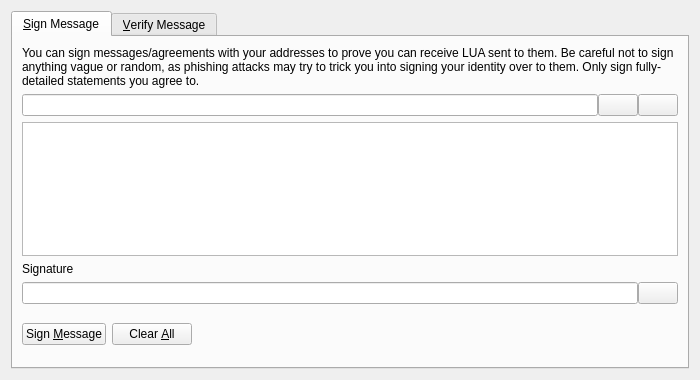
Qt form src/qt/forms/signverifymessagedialog.ui (minblock/luascoin) before a commit.
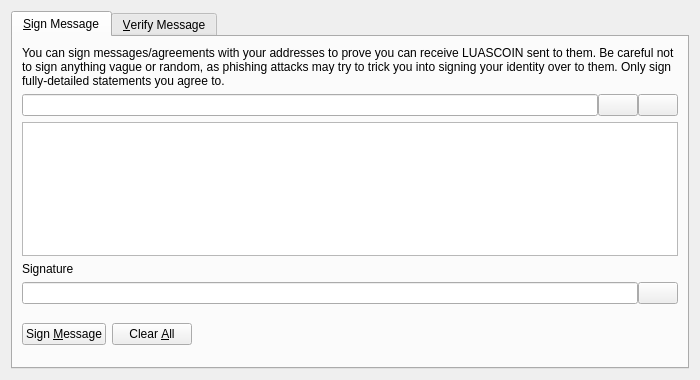
The same form after that commit. Custom widgets are drawn as their Qt base class.

What changed in the file:
```diff
--- a/src/qt/forms/signverifymessagedialog.ui
+++ b/src/qt/forms/signverifymessagedialog.ui
@@ -30,7 +30,7 @@
        <item>
         <widget class="QLabel" name="infoLabel_SM">
          <property name="text">
-          <string>You can sign messages/agreements with your addresses to prove you can receive LUA sent to them. Be careful not to sign anything vague or random, as phishing attacks may try to trick you into signing your identity over to them. Only sign fully-detailed statements you agree to.</string>
+          <string>You can sign messages/agreements with your addresses to prove you can receive LUASCOIN sent to them. Be careful not to sign anything vague or random, as phishing attacks may try to trick you into signing your identity over to them. Only sign fully-detailed statements you agree to.</string>
          </property>
          <property name="textFormat">
           <enum>Qt::PlainText</enum>
```
Left out of the diff: 10 changed lines with no effect on the pictures.
